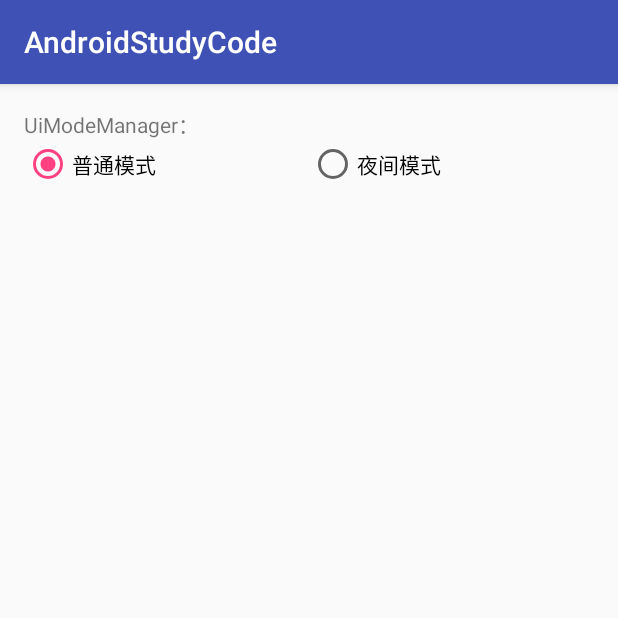
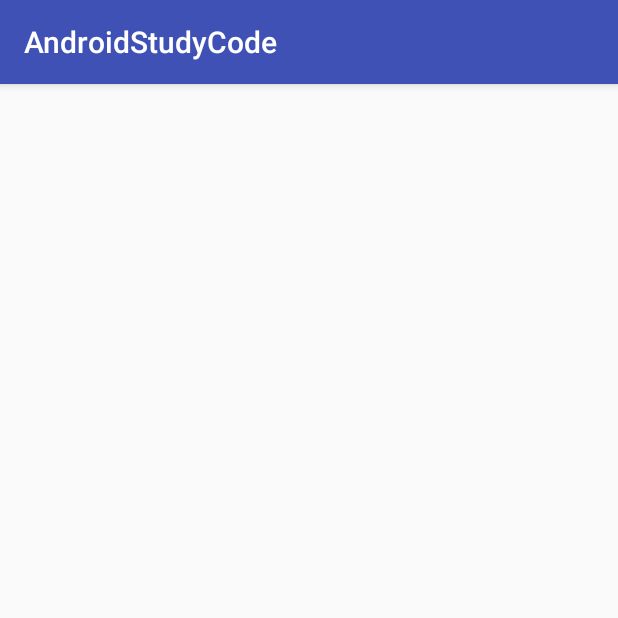
Before and after one commit to D-clock/AndroidStudyCode, an Android app: the screen it shows after launch (NightModeActivity before the commit, DayNightActivity after it), after a tap on "夜间模式", on a phone screen of 412 x 824 dp, the top half of it. Run offline under Robolectric (Android 15) with nearby library versions, the phone set to English and light mode, and no system bars; libraries missing offline, so code that uses them is left out: com.clock.utils; 2 statements that could not run were skipped.

Commit message:
移除UiModeManager的练习代码

```diff
--- a/src/main/AndroidManifest.xml
+++ b/src/main/AndroidManifest.xml
@@ -38,7 +38,7 @@
         <activity
             android:name=".activity.AnimatorActivity"
             android:label="@string/android_animator" />
-        <activity android:name=".activity.NightModeActivity"></activity>
+        <activity android:name=".activity.DayNightActivity"></activity>
     </application>
 
 </manifest>
--- /dev/null
+++ b/src/main/java/com/clock/study/activity/DayNightActivity.java
@@ -0,0 +1,25 @@
+package com.clock.study.activity;
+
+import android.os.Bundle;
+import android.support.v7.app.AppCompatActivity;
+
+import com.clock.study.R;
+
+/**
+ * 夜间模式实现方案
+ *
+ * @author Clock
+ * @since 2016=08-11
+ */
+public class DayNightActivity extends AppCompatActivity {
+
+    private final static String TAG = DayNightActivity.class.getSimpleName();
+
+    @Override
+    protected void onCreate(Bundle savedInstanceState) {
+        super.onCreate(savedInstanceState);
+        setContentView(R.layout.activity_day_night);
+
+    }
+
+}
--- a/src/main/java/com/clock/study/activity/MainActivity.java
+++ b/src/main/java/com/clock/study/activity/MainActivity.java
@@ -34,7 +34,7 @@ public class MainActivity extends AppCompatActivity implements View.OnClickListe
             Intent animatorIntent = new Intent(this, AnimatorActivity.class);
             startActivity(animatorIntent);
         } else if (viewId == R.id.btn_night_mode) {
-            Intent animatorIntent = new Intent(this, NightModeActivity.class);
+            Intent animatorIntent = new Intent(this, DayNightActivity.class);
             startActivity(animatorIntent);
         }
     }
--- a/src/main/java/com/clock/study/activity/NightModeActivity.java
+++ /dev/null
@@ -1,64 +0,0 @@
-package com.clock.study.activity;
-
-import android.app.UiModeManager;
-import android.content.Context;
-import android.content.res.Configuration;
-import android.os.Bundle;
-import android.support.v7.app.AppCompatActivity;
-import android.util.Log;
-import android.widget.RadioButton;
-import android.widget.RadioGroup;
-
-import com.clock.study.R;
-
-/**
- * 夜间模式实现方案
- *
- * @author Clock
- * @since 2016=08-11
- */
-public class NightModeActivity extends AppCompatActivity implements RadioGroup.OnCheckedChangeListener {
-
-    private final static String TAG = NightModeActivity.class.getSimpleName();
-
-    private UiModeManager mUiModeManager;
-    private RadioGroup mUiModeGroup;
-
-    @Override
-    protected void onCreate(Bundle savedInstanceState) {
-        super.onCreate(savedInstanceState);
-        setContentView(R.layout.activity_night_mode);
-
-        mUiModeManager = (UiModeManager) getSystemService(Context.UI_MODE_SERVICE);
-
-        mUiModeGroup = (RadioGroup) findViewById(R.id.rg_ui_mode);
-        mUiModeGroup.setOnCheckedChangeListener(this);
-        RadioButton normalMode = (RadioButton) findViewById(R.id.rb_normal);
-        normalMode.setChecked(true);
-
-    }
-
-    @Override
-    public void onCheckedChanged(RadioGroup group, int checkedId) {
-        if (mUiModeGroup == group) {
-            int currentModeType = mUiModeManager.getCurrentModeType();//获取 UI 模式
-            Log.e(TAG, "currentModeType value is : " + currentModeType);
-            if (checkedId == R.id.rb_normal) {
-                if (currentModeType == Configuration.UI_MODE_TYPE_CAR) {
-                    mUiModeManager.disableCarMode(0);//关闭车载模式
-                    mUiModeManager.setNightMode(UiModeManager.MODE_NIGHT_NO);
-                }
-
-            } else if (checkedId == R.id.rb_night_mode) {//夜间模式
-                if (currentModeType == Configuration.UI_MODE_TYPE_NORMAL) {
-                    //Note: On API 22 and below, changes to the night mode are only effective when the car or desk mode is enabled on a device.
-                    // Starting in API 23, changes to night mode are always effective.
-                    mUiModeManager.enableCarMode(0);//启用车载模式
-                    mUiModeManager.setNightMode(UiModeManager.MODE_NIGHT_YES);
-                }
-
-            }
-        }
-    }
-
-}
--- /dev/null
+++ b/src/main/res/layout/activity_day_night.xml
@@ -0,0 +1,13 @@
+<?xml version="1.0" encoding="utf-8"?>
+<LinearLayout xmlns:android="http://schemas.android.com/apk/res/android"
+    xmlns:tools="http://schemas.android.com/tools"
+    android:layout_width="match_parent"
+    android:layout_height="match_parent"
+    android:orientation="vertical"
+    android:paddingBottom="@dimen/activity_vertical_margin"
+    android:paddingLeft="@dimen/activity_horizontal_margin"
+    android:paddingRight="@dimen/activity_horizontal_margin"
+    android:paddingTop="@dimen/activity_vertical_margin"
+    tools:context=".activity.DayNightActivity">
+
+</LinearLayout>
--- a/src/main/res/layout/activity_night_mode.xml
+++ /dev/null
@@ -1,38 +0,0 @@
-<?xml version="1.0" encoding="utf-8"?>
-<LinearLayout xmlns:android="http://schemas.android.com/apk/res/android"
-    xmlns:tools="http://schemas.android.com/tools"
-    android:layout_width="match_parent"
-    android:layout_height="match_parent"
-    android:orientation="vertical"
-    android:paddingBottom="@dimen/activity_vertical_margin"
-    android:paddingLeft="@dimen/activity_horizontal_margin"
-    android:paddingRight="@dimen/activity_horizontal_margin"
-    android:paddingTop="@dimen/activity_vertical_margin"
-    tools:context=".activity.NightModeActivity">
-
-    <TextView
-        android:layout_width="wrap_content"
-        android:layout_height="wrap_content"
-        android:text="UiModeManager：" />
-
-    <RadioGroup
-        android:id="@+id/rg_ui_mode"
-        android:layout_width="match_parent"
-        android:layout_height="wrap_content"
-        android:orientation="horizontal">
-
-        <RadioButton
-            android:id="@+id/rb_normal"
-            android:layout_width="0dp"
-            android:layout_height="wrap_content"
-            android:layout_weight="1"
-            android:text="普通模式" />
-
-        <RadioButton
-            android:id="@+id/rb_night_mode"
-            android:layout_width="0dp"
-            android:layout_height="wrap_content"
-            android:layout_weight="1"
-            android:text="夜间模式" />
-    </RadioGroup>
-</LinearLayout>
--- a/src/main/res/values-night/colors.xml
+++ /dev/null
@@ -1,6 +0,0 @@
-<?xml version="1.0" encoding="utf-8"?>
-<resources>
-    <color name="colorPrimary">#3F51B5</color>
-    <color name="colorPrimaryDark">#303F9F</color>
-    <color name="colorAccent">#FF4081</color>
-</resources>
```
Also changed, not shown: src/main/res/mipmap-night-hdpi/ic_launcher.png (deleted), src/main/res/mipmap-night-mdpi/ic_launcher.png (deleted), src/main/res/mipmap-night-xhdpi/ic_launcher.png (deleted), src/main/res/mipmap-night-xxhdpi/ic_launcher.png (deleted), src/main/res/mipmap-night-xxhdpi/lufy.png (deleted), src/main/res/mipmap-night-xxxhdpi/ic_launcher.png (deleted).
